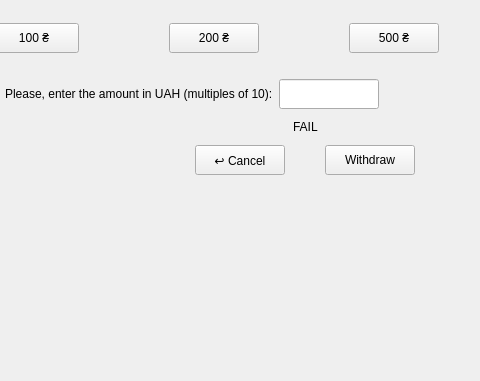
bergamontt/nong-bong, file gui/mainwindow.ui: the form before one commit; both pictures show x 95 to 575 and y 229 to 610 of the 799 by 610 pixel window.
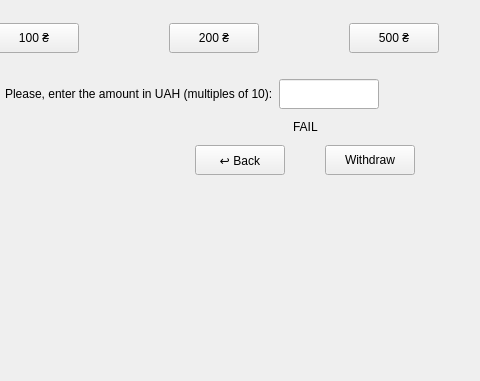
The form after the commit. Custom widgets are drawn as their Qt base class.

Commit message: Withdrawal full working logic

Patch:
```diff
--- a/gui/mainwindow.ui
+++ b/gui/mainwindow.ui
@@ -655,7 +655,7 @@
               </size>
              </property>
              <property name="text">
-              <string>↩ Cancel</string>
+              <string>↩ Back</string>
              </property>
              <property name="checkable">
               <bool>false</bool>
```
The commit also changes 2 other files.
